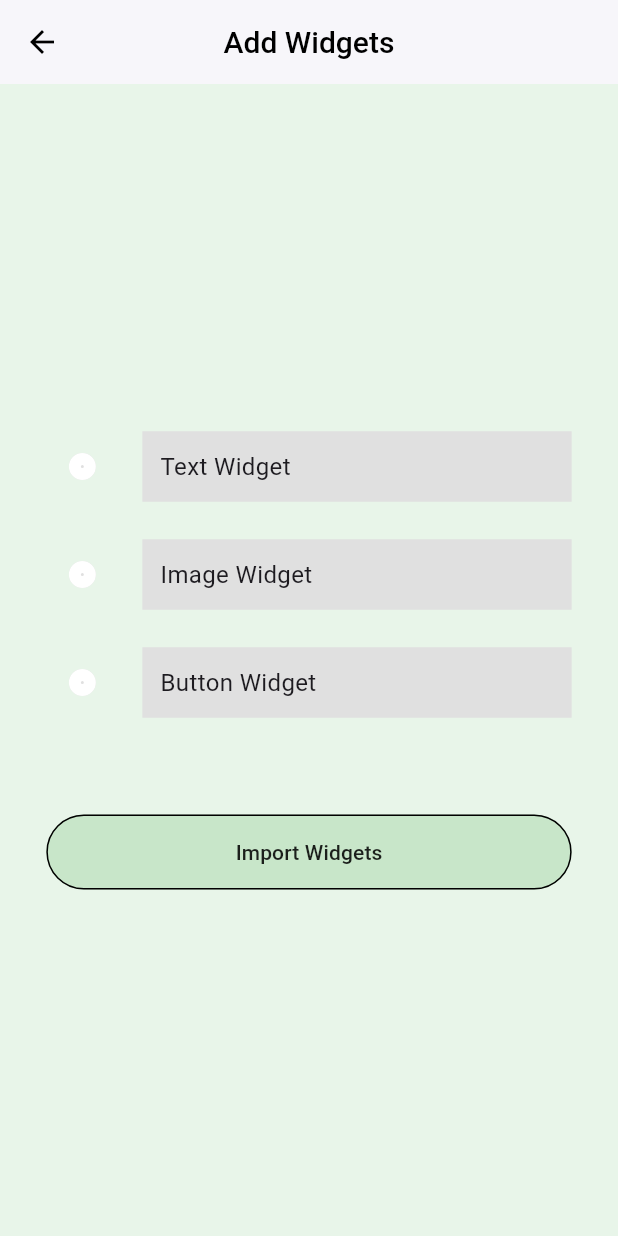
After one commit to Rishikabale/U9VY6I, a Flutter app: the screen it shows after launch, after a tap on "Add Widgets", on a phone screen of 412 x 824 dp. The commit adds this screen. Run offline on Flutter 3.47's test engine with Material 3 defaults, Android fonts, the phone set to English and light mode, and no system bars; our stand-ins replace cloud_firestore, firebase_core, firebase_storage, flutter_riverpod, image_picker; accounts and stored records are empty.

Commit message:
matched the ui

```diff
--- /dev/null
+++ b/lib/add_widget_screen.dart
@@ -0,0 +1,124 @@
+import 'package:flutter/material.dart';
+import 'widget_type.dart';
+
+class AddWidgetScreen extends StatefulWidget {
+  const AddWidgetScreen({super.key});
+
+  @override
+  State<AddWidgetScreen> createState() => _AddWidgetScreenState();
+}
+
+class _AddWidgetScreenState extends State<AddWidgetScreen> {
+  // using a map to track which widget types the user picked
+  final Map<WidgetType, bool> _chosen = {
+    WidgetType.textbox: false,
+    WidgetType.imagebox: false,
+    WidgetType.saveButton: false,
+  };
+
+  @override
+  Widget build(BuildContext context) {
+
+    return Scaffold(
+      appBar: AppBar(
+        title: const Text('Add Widgets'),
+        backgroundColor: Colors.white,
+        foregroundColor: Colors.black,
+        elevation: 1,
+        centerTitle: true,
+      ),
+      backgroundColor: const Color(0xFFE8F5E9),
+
+      body: Center(
+        child: Container(
+          width: MediaQuery.of(context).size.width * 0.85,
+          child: Column(
+            mainAxisSize: MainAxisSize.min,
+            children: [
+              _buildCheckItem(WidgetType.textbox, 'Text Widget'),
+              const SizedBox(height: 24),
+
+              _buildCheckItem(WidgetType.imagebox, 'Image Widget'),
+              const SizedBox(height: 24),
+
+              _buildCheckItem(WidgetType.saveButton, 'Button Widget'),
+              const SizedBox(height: 64),
+
+              // button to finalize selection
+              ElevatedButton(
+                style: ElevatedButton.styleFrom(
+                  backgroundColor: const Color(0xFFC8E6C9),
+                  foregroundColor: Colors.black87,
+                  minimumSize: const Size(double.infinity, 50),
+                  elevation: 0,
+                  shape: RoundedRectangleBorder(
+                    borderRadius: BorderRadius.circular(25),
+                    side: const BorderSide(
+                      color: Colors.black,
+                      width: 1.0,
+                    ),
+                  ),
+                ),
+                onPressed: _handleImport,
+                child: const Text('Import Widgets'),
+              ),
+            ],
+          ),
+        ),
+      ),
+    );
+  }
+
+
+  Widget _buildCheckItem(WidgetType type, String title) {
+    return Row(
+      children: [
+        Checkbox(
+          value: _chosen[type],
+          onChanged: (val) {
+
+            setState(() {
+              _chosen[type] = val ?? false;
+            });
+          },
+          shape: const CircleBorder(),
+          fillColor: MaterialStateProperty.resolveWith((states) {
+            if (states.contains(MaterialState.selected)) {
+              return Colors.green[400];
+            }
+            // fallback grey fill to match light theme
+            return Colors.grey[300];
+          }),
+          side: const BorderSide(
+            color: Colors.white,
+            width: 10.0,
+          ),
+        ),
+        const SizedBox(width: 16),
+        Expanded(
+          child: Container(
+            color: Colors.grey[300],
+            padding: const EdgeInsets.all(12.0),
+
+            child: Text(
+              title,
+              style: const TextStyle(fontSize: 16),
+            ),
+          ),
+        ),
+      ],
+    );
+  }
+
+  // handles what happens when you tap Import Widgets
+  void _handleImport() {
+    final selected = <WidgetType>[];
+
+    _chosen.forEach((key, val) {
+      if (val) selected.add(key);
+    });
+
+
+    Navigator.of(context).pop(selected);
+  }
+}
--- a/lib/main.dart
+++ b/lib/main.dart
@@ -1,55 +1,61 @@
-// lib/main.dart
 import 'package:flutter/material.dart';
-import 'package:google_fonts/google_fonts.dart';
+import 'package:flutter_riverpod/flutter_riverpod.dart';
 import 'package:firebase_core/firebase_core.dart';
-import 'package:flutter_riverpod/flutter_riverpod.dart'; // Import Riverpod
 import 'firebase_options.dart';
 import 'home_page.dart';
 
-void main() async {
+Future<void> main() async {
+
   WidgetsFlutterBinding.ensureInitialized();
 
   try {
+
     await Firebase.initializeApp(
       options: DefaultFirebaseOptions.currentPlatform,
     );
   } catch (e) {
-    debugPrint(' Firebase initialization failed: $e');
+
+    debugPrint('Firebase init error: $e');
   }
 
-  // Wrap the app in a ProviderScope
+
   runApp(
-    const ProviderScope(
+    ProviderScope(
       child: MyApp(),
     ),
   );
 }
 
 class MyApp extends StatelessWidget {
+
   const MyApp({super.key});
 
   @override
   Widget build(BuildContext context) {
-    final baseTheme = ThemeData(
-      colorScheme: ColorScheme.fromSeed(seedColor: Colors.green),
-      useMaterial3: true,
-      textTheme: GoogleFonts.poppinsTextTheme(),
-    );
+    return MaterialApp(
 
-    return MaterialApp(
       title: 'Assignment App',
       debugShowCheckedModeBanner: false,
-      theme: baseTheme.copyWith(
-        appBarTheme: AppBarTheme(
-          backgroundColor: Colors.green[50],
-          titleTextStyle: GoogleFonts.poppins(
-            color: Colors.green[800],
-            fontWeight: FontWeight.w600,
+
+
+      theme: ThemeData(
+        primarySwatch: Colors.green,
+        scaffoldBackgroundColor: Colors.white,
+        appBarTheme: const AppBarTheme(
+          backgroundColor: Colors.white,
+          foregroundColor: Colors.black,
+          elevation: 1,
+          centerTitle: true,
+          titleTextStyle: TextStyle(
+            color: Colors.black,
             fontSize: 20,
+            fontWeight: FontWeight.w500,
           ),
         ),
       ),
-      home: const HomePage(), // This remains the same
+
+
+      home: const HomePage(),
     );
   }
 }
```
Also changed, not shown: lib/add_widget_sheet.dart (deleted, +0 -106 lines), lib/home_page.dart (+128 -153 lines), lib/providers/home_provider.dart (+9 -31 lines).
